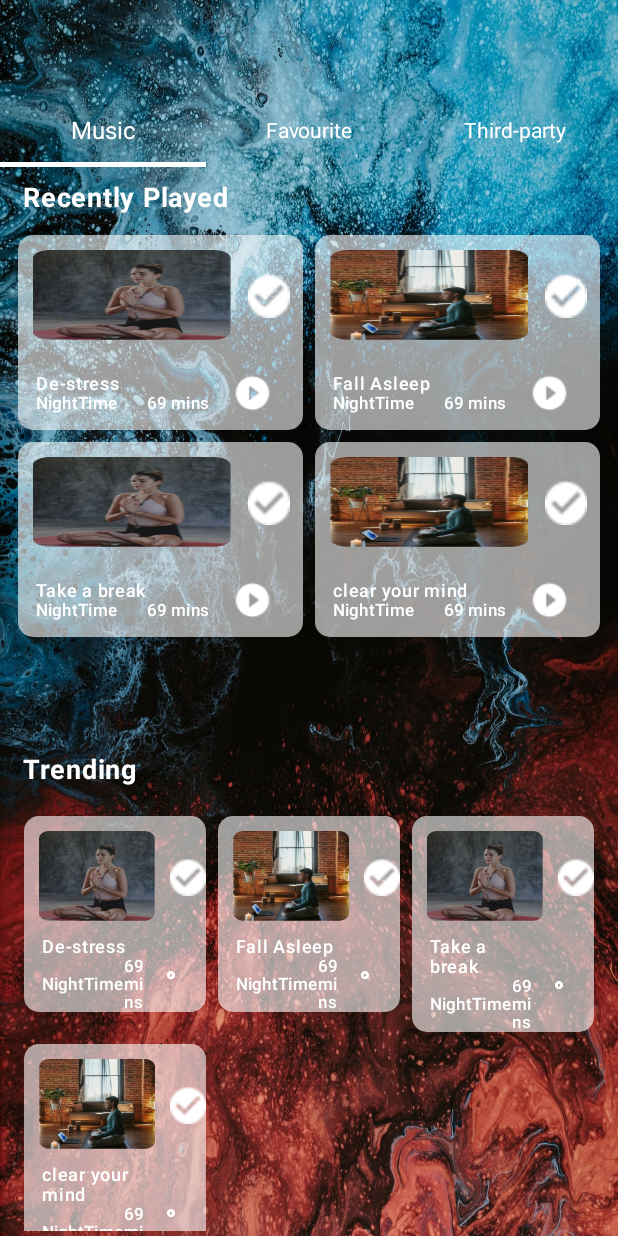
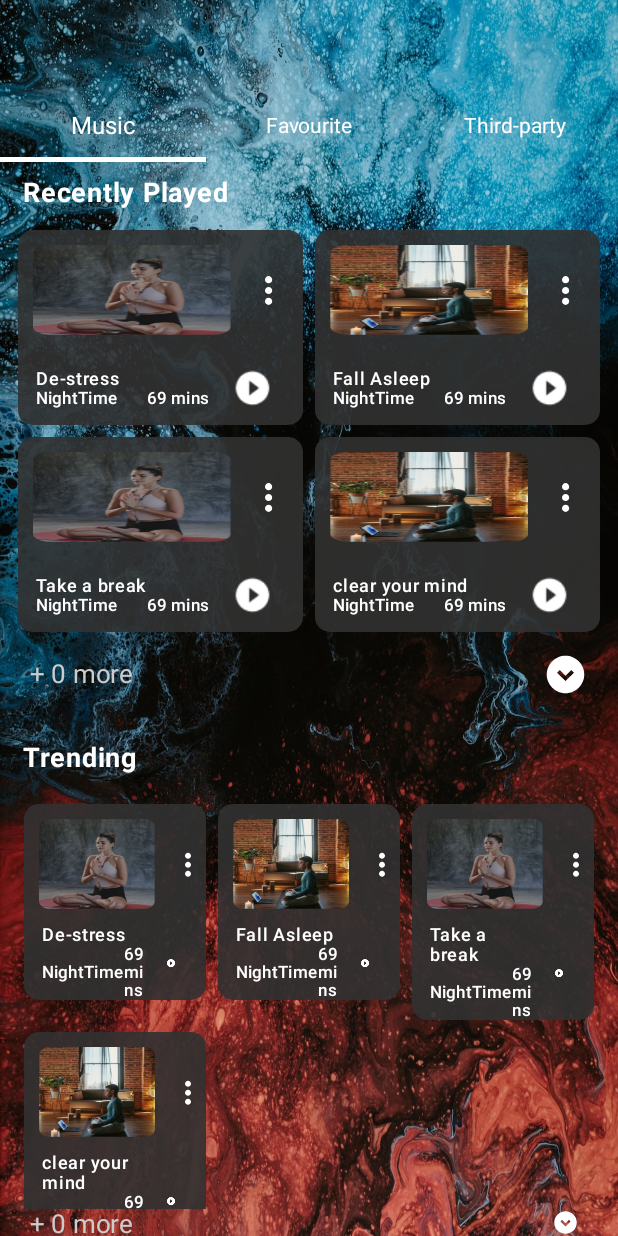
Before and after one commit to ashupandey1620/Sleep, an Android app built with Jetpack Compose: the ListOfMusic screen opened through its navigation route, on a phone screen of 412 x 824 dp. Run offline under Robolectric (Android 15) with nearby library versions, the phone set to English and light mode, and no system bars; our stand-ins replace Dagger/Hilt's generated code.

Commit message:
List Of Music Page

```diff
--- a/app/src/main/java/com/ashutosh/sleep/Components/CustomActionItemMusic.kt
+++ b/app/src/main/java/com/ashutosh/sleep/Components/CustomActionItemMusic.kt
@@ -51,7 +51,7 @@ fun SupportActionItemMusic(
         .wrapContentHeight()
         .padding(4.dp)
         .clip(RoundedCornerShape(10.dp))
-        .background(Color.White.copy(alpha = 0.6f))
+        .background(Color(0xFF313131).copy(alpha = 0.9f))
     ) {
 
 
@@ -74,7 +74,7 @@ fun SupportActionItemMusic(
                 contentScale = ContentScale.FillBounds
             )
             Icon(
-                painter = painterResource(id = R.drawable.tick) ,
+                painter = painterResource(id = R.drawable.more_vert) ,
                 contentDescription = "" ,
                 tint = Color.White  ,
                 modifier = Modifier
@@ -157,7 +157,7 @@ fun SupportActionItemMusic(
                     contentDescription = "" ,
                     tint = Color.White ,
                     modifier = Modifier
-                        .size(50.dp)
+                        .size(65.dp)
                         .padding(8.dp)
                         .clickable {
 
--- a/app/src/main/java/com/ashutosh/sleep/Screens/ListOfMusic.kt
+++ b/app/src/main/java/com/ashutosh/sleep/Screens/ListOfMusic.kt
@@ -3,21 +3,25 @@ package com.ashutosh.sleep.Screens
 import android.annotation.SuppressLint
 import androidx.compose.foundation.Image
 import androidx.compose.foundation.background
+import androidx.compose.foundation.clickable
 import androidx.compose.foundation.layout.Arrangement
 import androidx.compose.foundation.layout.Box
 import androidx.compose.foundation.layout.Column
 import androidx.compose.foundation.layout.PaddingValues
+import androidx.compose.foundation.layout.Row
 import androidx.compose.foundation.layout.Spacer
 import androidx.compose.foundation.layout.fillMaxSize
 import androidx.compose.foundation.layout.fillMaxWidth
 import androidx.compose.foundation.layout.height
 import androidx.compose.foundation.layout.padding
+import androidx.compose.foundation.layout.size
 import androidx.compose.foundation.layout.wrapContentHeight
 import androidx.compose.foundation.layout.wrapContentWidth
 import androidx.compose.foundation.lazy.grid.GridCells
 import androidx.compose.foundation.lazy.grid.LazyVerticalGrid
 import androidx.compose.foundation.shape.RoundedCornerShape
 import androidx.compose.material3.ExperimentalMaterial3Api
+import androidx.compose.material3.Icon
 import androidx.compose.material3.Scaffold
 import androidx.compose.material3.Tab
 import androidx.compose.material3.TabRow
@@ -157,7 +161,7 @@ fun ListOfMusic(
                 Column(
                     modifier = Modifier
                         .fillMaxWidth()
-                        .padding(vertical = 3.dp) ,
+                         ,
                     verticalArrangement = Arrangement.Top ,
                     horizontalAlignment = Alignment.Start
                 ) {
@@ -240,7 +244,7 @@ fun ListOfMusic(
                     LazyVerticalGrid(
                         modifier = Modifier
                             .fillMaxWidth()
-                            .height(330.dp),
+                            .height(295.dp),
                         columns = GridCells.Fixed(2) ,
                         userScrollEnabled = true ,
 
@@ -263,8 +267,42 @@ fun ListOfMusic(
                                 )
                             }
 
+
+
                         }
                     )
+
+                    Row(
+                        modifier = Modifier
+                            .fillMaxWidth()
+                            .wrapContentHeight()
+                            .padding(horizontal = 20.dp),
+                        verticalAlignment = Alignment.CenterVertically ,
+                        horizontalArrangement = Arrangement.SpaceBetween
+                    )
+                    {
+                        Text(
+                            text = "+ ${ItemsList1.size-4} more" ,
+                            color = Color.LightGray ,
+                            fontSize = 17.sp ,
+                            lineHeight = 18.sp ,
+                            fontWeight = FontWeight.Normal ,
+                        )
+
+                        Icon(
+                            painter = painterResource(id = R.drawable.expand_circle_down) ,
+                            contentDescription = "" ,
+                            tint = Color.White  ,
+                            modifier = Modifier
+                                .size(30.dp)
+                                .clickable {
+
+                                }
+                        )
+                    }
+
+
+
 
 
                     Spacer(modifier = Modifier.fillMaxWidth()
@@ -286,7 +324,7 @@ fun ListOfMusic(
                     LazyVerticalGrid(
                         modifier = Modifier
                             .fillMaxWidth()
-                            .height(330.dp),
+                            .height(290.dp),
                         columns = GridCells.Adaptive(128.dp) ,
                         userScrollEnabled = true ,
 
@@ -313,11 +351,34 @@ fun ListOfMusic(
                         }
                     )
 
+                    Row(
+                        modifier = Modifier
+                            .fillMaxWidth()
+                            .wrapContentHeight()
+                            .padding(horizontal = 20.dp),
+                        verticalAlignment = Alignment.CenterVertically ,
+                        horizontalArrangement = Arrangement.SpaceBetween
+                    )
+                    {
+                        Text(
+                            text = "+ ${ItemsList2.size-4} more" ,
+                            color = Color.LightGray ,
+                            fontSize = 17.sp ,
+                            lineHeight = 18.sp ,
+                            fontWeight = FontWeight.Normal ,
+                        )
 
+                        Icon(
+                            painter = painterResource(id = R.drawable.expand_circle_down) ,
+                            contentDescription = "" ,
+                            tint = Color.White  ,
+                            modifier = Modifier
+                                .size(30.dp)
+                                .clickable {
 
-
-
-
+                                }
+                        )
+                    }
 
                 }
 
--- /dev/null
+++ b/app/src/main/res/drawable/expand_circle_down.xml
@@ -0,0 +1,13 @@
+<vector xmlns:android="http://schemas.android.com/apk/res/android"
+    android:width="24dp"
+    android:height="24dp"
+    android:viewportWidth="24"
+    android:viewportHeight="24">
+  <group>
+    <clip-path
+        android:pathData="M0,0h24v24h-24z"/>
+    <path
+        android:pathData="M12,15.5L16.5,11L15.075,9.6L12,12.675L8.925,9.6L7.5,11L12,15.5ZM12,22C10.617,22 9.317,21.737 8.1,21.212C6.883,20.687 5.825,19.975 4.925,19.075C4.025,18.175 3.313,17.117 2.788,15.9C2.263,14.683 2,13.383 2,12C2,10.617 2.263,9.317 2.788,8.1C3.313,6.883 4.025,5.825 4.925,4.925C5.825,4.025 6.883,3.312 8.1,2.787C9.317,2.262 10.617,2 12,2C13.383,2 14.683,2.262 15.9,2.787C17.117,3.312 18.175,4.025 19.075,4.925C19.975,5.825 20.687,6.883 21.212,8.1C21.737,9.317 22,10.617 22,12C22,13.383 21.737,14.683 21.212,15.9C20.687,17.117 19.975,18.175 19.075,19.075C18.175,19.975 17.117,20.687 15.9,21.212C14.683,21.737 13.383,22 12,22Z"
+        android:fillColor="#CDCDCD"/>
+  </group>
+</vector>
--- /dev/null
+++ b/app/src/main/res/drawable/more_vert.xml
@@ -0,0 +1,13 @@
+<vector xmlns:android="http://schemas.android.com/apk/res/android"
+    android:width="24dp"
+    android:height="25dp"
+    android:viewportWidth="24"
+    android:viewportHeight="25">
+  <group>
+    <clip-path
+        android:pathData="M0,0.5h24v24h-24z"/>
+    <path
+        android:pathData="M12,20.5C11.45,20.5 10.979,20.304 10.588,19.913C10.196,19.521 10,19.05 10,18.5C10,17.95 10.196,17.479 10.588,17.087C10.979,16.696 11.45,16.5 12,16.5C12.55,16.5 13.021,16.696 13.413,17.087C13.804,17.479 14,17.95 14,18.5C14,19.05 13.804,19.521 13.413,19.913C13.021,20.304 12.55,20.5 12,20.5ZM12,14.5C11.45,14.5 10.979,14.304 10.588,13.912C10.196,13.521 10,13.05 10,12.5C10,11.95 10.196,11.479 10.588,11.087C10.979,10.696 11.45,10.5 12,10.5C12.55,10.5 13.021,10.696 13.413,11.087C13.804,11.479 14,11.95 14,12.5C14,13.05 13.804,13.521 13.413,13.912C13.021,14.304 12.55,14.5 12,14.5ZM12,8.5C11.45,8.5 10.979,8.304 10.588,7.912C10.196,7.521 10,7.05 10,6.5C10,5.95 10.196,5.479 10.588,5.088C10.979,4.696 11.45,4.5 12,4.5C12.55,4.5 13.021,4.696 13.413,5.088C13.804,5.479 14,5.95 14,6.5C14,7.05 13.804,7.521 13.413,7.912C13.021,8.304 12.55,8.5 12,8.5Z"
+        android:fillColor="#ffffff"/>
+  </group>
+</vector>
```
